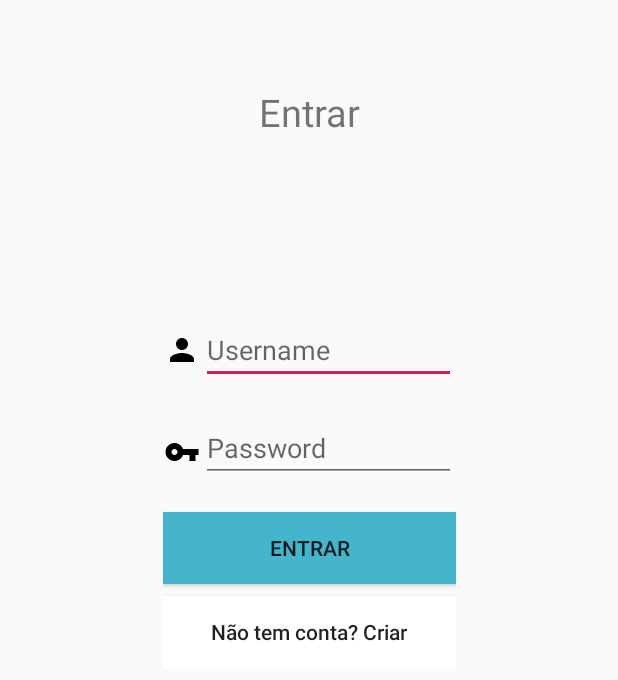
After one commit to pioavenger/ams-p1-g5, an Android app: the LoginActivity screen opened directly, with no data from a screen before it, on a phone screen of 412 x 824 dp. The commit adds this screen. Shown: the top 680 px of the screen. Run offline under Robolectric (Android 15) with nearby library versions, the phone set to English and light mode, and no system bars.

Commit message:
home screen, login activity, network connection to server

```diff
--- a/CityParking/app/build.gradle
+++ b/CityParking/app/build.gradle
@@ -22,6 +22,7 @@ dependencies {
     implementation fileTree(dir: 'libs', include: ['*.jar'])
     implementation 'com.android.support:appcompat-v7:28.0.0'
     implementation 'com.android.support.constraint:constraint-layout:1.1.3'
+    implementation 'com.android.support:design:28.0.0'
     testImplementation 'junit:junit:4.12'
     androidTestImplementation 'com.android.support.test:runner:1.0.2'
     androidTestImplementation 'com.android.support.test.espresso:espresso-core:3.0.2'
--- /dev/null
+++ b/CityParking/app/src/main/java/com/ams/cityparking/LoginActivity.java
@@ -0,0 +1,29 @@
+package com.ams.cityparking;
+
+import android.content.Intent;
+import android.os.Bundle;
+import android.support.v7.app.AppCompatActivity;
+
+import android.util.Log;
+import android.view.View;
+
+public class LoginActivity extends AppCompatActivity {
+
+    @Override
+    protected void onCreate(Bundle savedInstanceState) {
+        super.onCreate(savedInstanceState);
+        setContentView(R.layout.activity_login);
+    }
+
+    public void login(View view) {
+        Log.d("login","start async task");
+        // change MainActivity.class to {ActivityName}.class
+        NetWorkTask task = new NetWorkTask(this,new Intent(this, MainActivity.class));
+        task.execute("paramtest");
+    }
+
+    public void goToStart(View view) {
+        Intent intent = new Intent(this, MainActivity.class);
+        startActivity(intent);
+    }
+}
--- /dev/null
+++ b/CityParking/app/src/main/res/drawable/ic_person_black_24dp.xml
@@ -0,0 +1,9 @@
+<vector xmlns:android="http://schemas.android.com/apk/res/android"
+        android:width="24dp"
+        android:height="24dp"
+        android:viewportWidth="24.0"
+        android:viewportHeight="24.0">
+    <path
+        android:fillColor="#FF000000"
+        android:pathData="M12,12c2.21,0 4,-1.79 4,-4s-1.79,-4 -4,-4 -4,1.79 -4,4 1.79,4 4,4zM12,14c-2.67,0 -8,1.34 -8,4v2h16v-2c0,-2.66 -5.33,-4 -8,-4z"/>
+</vector>
--- /dev/null
+++ b/CityParking/app/src/main/res/drawable/ic_vpn_key_black_24dp.xml
@@ -0,0 +1,9 @@
+<vector xmlns:android="http://schemas.android.com/apk/res/android"
+        android:width="24dp"
+        android:height="24dp"
+        android:viewportWidth="24.0"
+        android:viewportHeight="24.0">
+    <path
+        android:fillColor="#FF000000"
+        android:pathData="M12.65,10C11.83,7.67 9.61,6 7,6c-3.31,0 -6,2.69 -6,6s2.69,6 6,6c2.61,0 4.83,-1.67 5.65,-4H17v4h4v-4h2v-4H12.65zM7,14c-1.1,0 -2,-0.9 -2,-2s0.9,-2 2,-2 2,0.9 2,2 -0.9,2 -2,2z"/>
+</vector>
--- /dev/null
+++ b/CityParking/app/src/main/res/layout/activity_login.xml
@@ -0,0 +1,107 @@
+<?xml version="1.0" encoding="utf-8"?>
+<android.support.constraint.ConstraintLayout xmlns:android="http://schemas.android.com/apk/res/android"
+    xmlns:app="http://schemas.android.com/apk/res-auto"
+    xmlns:tools="http://schemas.android.com/tools"
+    android:layout_width="match_parent"
+    android:layout_height="match_parent"
+    tools:context=".MainActivity"
+    tools:layout_editor_absoluteY="25dp">
+
+    <android.support.constraint.ConstraintLayout
+        android:id="@+id/constraintLayout"
+        android:layout_width="195dp"
+        android:layout_height="404dp"
+        app:layout_constraintBottom_toBottomOf="parent"
+        app:layout_constraintEnd_toEndOf="parent"
+        app:layout_constraintHorizontal_bias="0.502"
+        app:layout_constraintStart_toStartOf="parent"
+        app:layout_constraintTop_toTopOf="parent"
+        app:layout_constraintVertical_bias="0.098">
+
+        <Button
+            android:id="@+id/login_button"
+            android:layout_width="0dp"
+            android:layout_height="wrap_content"
+            android:layout_marginBottom="8dp"
+            android:background="@color/colorPrimary"
+            android:onClick="login"
+            android:text="Entrar"
+            app:layout_constraintBottom_toTopOf="@+id/create_account_button"
+            app:layout_constraintEnd_toEndOf="parent"
+            app:layout_constraintHorizontal_bias="0.0"
+            app:layout_constraintStart_toStartOf="parent" />
+
+        <Button
+            android:id="@+id/create_account_button"
+            android:layout_width="0dp"
+            android:layout_height="wrap_content"
+            android:background="@android:color/background_light"
+            android:onClick="goToStart"
+            android:text="Não tem conta? Criar"
+            android:textAllCaps="false"
+            app:layout_constraintBottom_toBottomOf="parent"
+            app:layout_constraintEnd_toEndOf="parent"
+            app:layout_constraintHorizontal_bias="0.495"
+            app:layout_constraintStart_toStartOf="parent" />
+
+        <EditText
+            android:id="@+id/user_text"
+            android:layout_width="170dp"
+            android:layout_height="wrap_content"
+            android:layout_marginBottom="20dp"
+            android:ems="10"
+            android:hint="Username"
+            android:inputType="textEmailAddress"
+            app:layout_constraintBottom_toTopOf="@+id/password_text"
+            app:layout_constraintEnd_toEndOf="parent" />
+
+        <EditText
+            android:id="@+id/password_text"
+            android:layout_width="170dp"
+            android:layout_height="wrap_content"
+            android:layout_marginBottom="20dp"
+            android:ems="10"
+            android:hint="Password"
+            android:inputType="textPassword"
+            app:layout_constraintBottom_toTopOf="@+id/login_button"
+            app:layout_constraintEnd_toEndOf="parent" />
+
+        <TextView
+            android:id="@+id/title_text"
+            android:layout_width="wrap_content"
+            android:layout_height="wrap_content"
+            android:layout_marginTop="16dp"
+            android:text="Entrar"
+            android:textSize="25sp"
+            app:layout_constraintEnd_toEndOf="parent"
+            app:layout_constraintStart_toStartOf="parent"
+            app:layout_constraintTop_toTopOf="parent" />
+
+        <ImageView
+            android:id="@+id/password_icon"
+            android:layout_width="0dp"
+            android:layout_height="wrap_content"
+            android:layout_marginBottom="28dp"
+            app:layout_constraintBottom_toTopOf="@+id/login_button"
+            app:layout_constraintEnd_toStartOf="@+id/password_text"
+            app:layout_constraintHorizontal_bias="0.0"
+            app:layout_constraintStart_toStartOf="parent"
+            app:srcCompat="@drawable/ic_vpn_key_black_24dp" />
+
+        <ImageView
+            android:id="@+id/user_icon"
+            android:layout_width="0dp"
+            android:layout_height="wrap_content"
+            android:layout_marginTop="180dp"
+            android:layout_marginBottom="8dp"
+            app:layout_constraintBottom_toTopOf="@+id/password_icon"
+            app:layout_constraintEnd_toStartOf="@+id/user_text"
+            app:layout_constraintHorizontal_bias="0.0"
+            app:layout_constraintStart_toStartOf="parent"
+            app:layout_constraintTop_toTopOf="parent"
+            app:layout_constraintVertical_bias="0.0"
+            app:srcCompat="@drawable/ic_person_black_24dp" />
+
+    </android.support.constraint.ConstraintLayout>
+
+</android.support.constraint.ConstraintLayout>
--- a/CityParking/app/src/main/res/values/colors.xml
+++ b/CityParking/app/src/main/res/values/colors.xml
@@ -1,6 +1,7 @@
 <?xml version="1.0" encoding="utf-8"?>
 <resources>
-    <color name="colorPrimary">#008577</color>
+    <color name="colorPrimary">#44b5cb</color>
     <color name="colorPrimaryDark">#00574B</color>
     <color name="colorAccent">#D81B60</color>
+    <color name="colorBackground">#d2e9ee</color>
 </resources>
--- /dev/null
+++ b/CityParking/app/src/main/res/values/dimens.xml
@@ -0,0 +1,3 @@
+<resources>
+    <dimen name="fab_margin">16dp</dimen>
+</resources>
--- a/CityParking/app/src/main/res/values/strings.xml
+++ b/CityParking/app/src/main/res/values/strings.xml
@@ -1,3 +1,4 @@
 <resources>
     <string name="app_name">CityParking</string>
+    <string name="title_activity_main2">Main2Activity</string>
 </resources>
--- a/CityParking/app/src/main/res/values/styles.xml
+++ b/CityParking/app/src/main/res/values/styles.xml
@@ -1,11 +1,9 @@
 <resources>
-
     <!-- Base application theme. -->
-    <style name="AppTheme" parent="Theme.AppCompat.Light.DarkActionBar">
+    <style name="AppTheme" parent="Theme.AppCompat.Light.NoActionBar">
         <!-- Customize your theme here. -->
         <item name="colorPrimary">@color/colorPrimary</item>
         <item name="colorPrimaryDark">@color/colorPrimaryDark</item>
         <item name="colorAccent">@color/colorAccent</item>
     </style>
-
 </resources>
```
Also changed, not shown: CityParking/app/src/main/AndroidManifest.xml (+9 -5 lines), CityParking/app/src/main/java/com/ams/cityparking/MainActivity.java (+9 -0 lines), CityParking/app/src/main/java/com/ams/cityparking/NetWorkTask.java (added, +73 -0 lines), CityParking/app/src/main/res/layout/activity_main.xml (+37 -8 lines).
